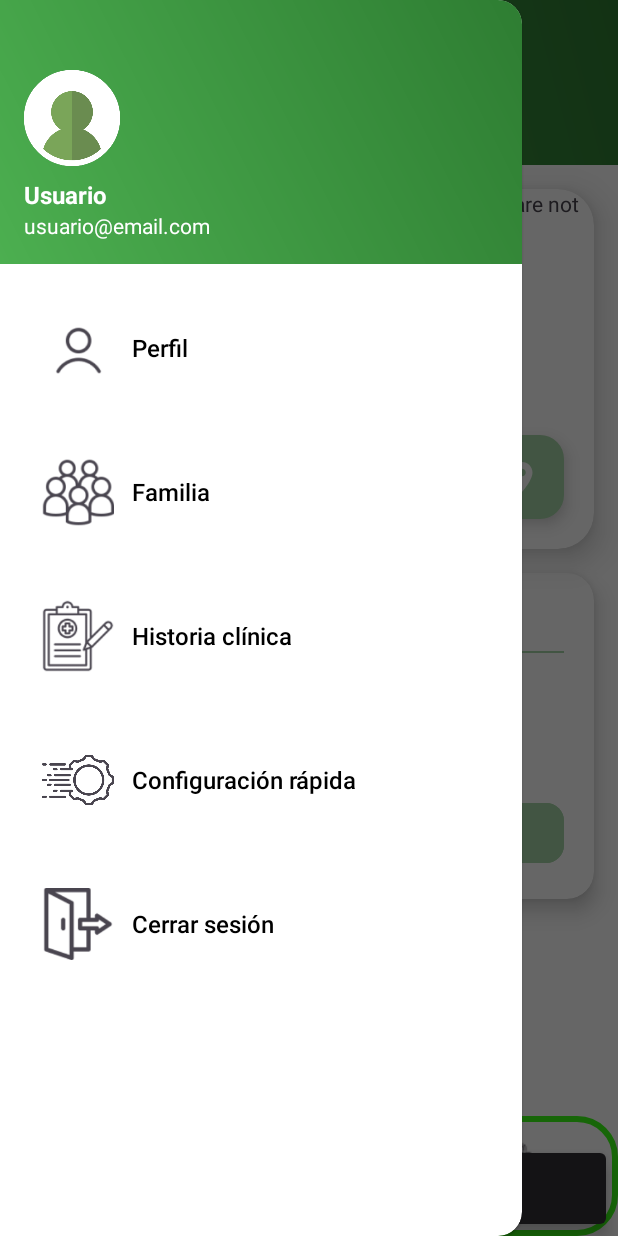
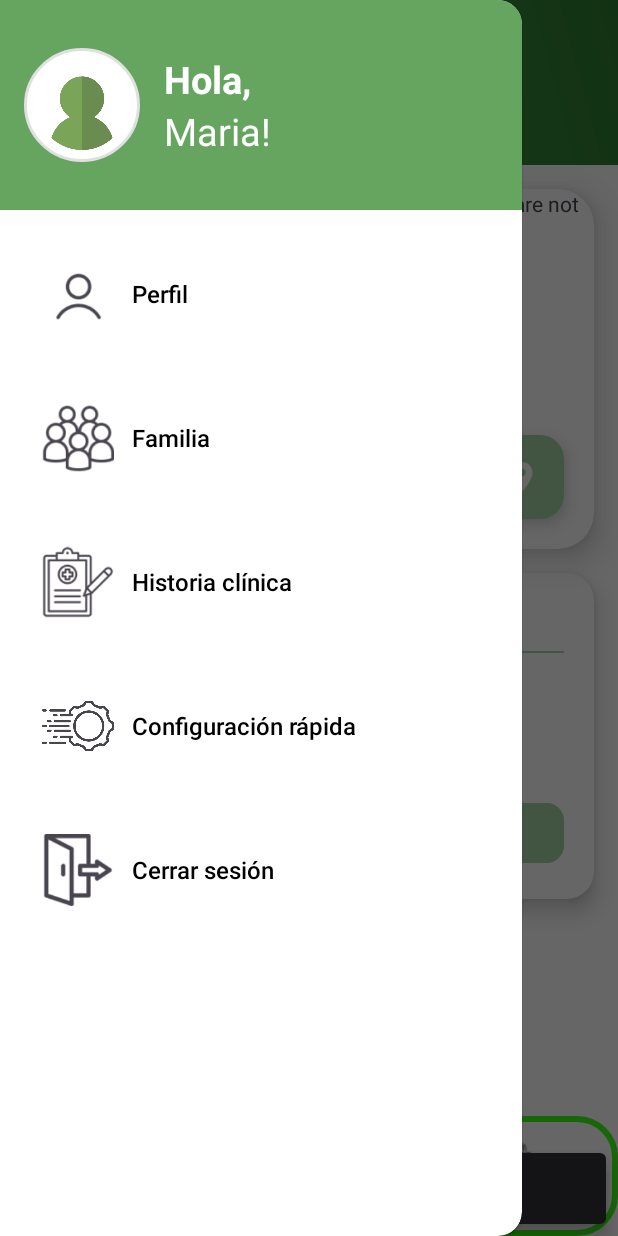
Before and after one commit to Nero105/Senva, an Android app: the HomeActivity screen opened directly, with no data from a screen before it, in the side drawer, after a tap on "Familia", on a phone screen of 412 x 824 dp. Run offline under Robolectric (Android 15) with nearby library versions, the phone set to English and light mode, and no system bars; our stand-ins replace CircleImageView, Firebase (no records; nobody signed in at launch, a user with empty details on screens opened directly).

Commit message:
Estilo de mantener presionado el boton terminado

```diff
--- a/app/src/main/java/com/example/senva/HomeActivity.kt
+++ b/app/src/main/java/com/example/senva/HomeActivity.kt
@@ -74,6 +74,22 @@ class HomeActivity : AppCompatActivity() {
                 else -> false
             }
         }
+
+        val drawerLayout = findViewById<androidx.drawerlayout.widget.DrawerLayout>(R.id.drawer_layout)
+        val navigationView = findViewById<com.google.android.material.navigation.NavigationView>(R.id.navigation_view)
+        navigationView.setNavigationItemSelectedListener { menuItem ->
+            when (menuItem.itemId) {
+                R.id.itemCerrarSesion -> {
+                    borrar_sesion()
+                    val intent = Intent(this, LoginActivity::class.java)
+                    intent.flags = Intent.FLAG_ACTIVITY_NEW_TASK or Intent.FLAG_ACTIVITY_CLEAR_TASK
+                    startActivity(intent)
+                    finish()
+                    true
+                }
+                else -> false
+            }
+        }
     }
 
     private fun borrar_sesion() {
--- /dev/null
+++ b/app/src/main/res/drawable/drawer_item_background.xml
@@ -0,0 +1,6 @@
+<?xml version="1.0" encoding="utf-8"?>
+<selector xmlns:android="http://schemas.android.com/apk/res/android">
+    <item android:drawable="@android:color/transparent" android:state_checked="false" android:state_pressed="false"/>
+    <item android:drawable="@color/drawer_item_pressed" android:state_pressed="true"/>
+    <item android:drawable="@color/drawer_item_pressed" android:state_checked="true"/>
+</selector>
--- /dev/null
+++ b/app/src/main/res/drawable/ic_cerrar_sesion_selector.xml
@@ -0,0 +1,6 @@
+<?xml version="1.0" encoding="utf-8"?>
+<selector xmlns:android="http://schemas.android.com/apk/res/android">
+    <item android:drawable="@drawable/ic_cerrar_sesion_cam" android:state_checked="true"/>
+    <item android:drawable="@drawable/ic_cerrar_sesion_cam" android:state_pressed="true"/>
+    <item android:drawable="@drawable/ic_cerrar_sesion"/>
+</selector>
--- /dev/null
+++ b/app/src/main/res/drawable/ic_config_selector.xml
@@ -0,0 +1,6 @@
+<?xml version="1.0" encoding="utf-8"?>
+<selector xmlns:android="http://schemas.android.com/apk/res/android">
+    <item android:drawable="@drawable/ic_config_cam" android:state_checked="true"/>
+    <item android:drawable="@drawable/ic_config_cam" android:state_pressed="true"/>
+    <item android:drawable="@drawable/ic_configuracion_rapida"/>
+</selector>
--- /dev/null
+++ b/app/src/main/res/drawable/ic_familia_selector.xml
@@ -0,0 +1,6 @@
+<?xml version="1.0" encoding="utf-8"?>
+<selector xmlns:android="http://schemas.android.com/apk/res/android">
+    <item android:drawable="@drawable/ic_familia_cam" android:state_checked="true"/>
+    <item android:drawable="@drawable/ic_familia_cam" android:state_pressed="true"/>
+    <item android:drawable="@drawable/ic_familia"/>
+</selector>
--- /dev/null
+++ b/app/src/main/res/drawable/ic_hc_selector.xml
@@ -0,0 +1,6 @@
+<?xml version="1.0" encoding="utf-8"?>
+<selector xmlns:android="http://schemas.android.com/apk/res/android">
+    <item android:drawable="@drawable/ic_hc_cam" android:state_checked="true"/>
+    <item android:drawable="@drawable/ic_hc_cam" android:state_pressed="true"/>
+    <item android:drawable="@drawable/ic_historia_clinica"/>
+</selector>
--- /dev/null
+++ b/app/src/main/res/drawable/ic_perfil_selector.xml
@@ -0,0 +1,6 @@
+<?xml version="1.0" encoding="utf-8"?>
+<selector xmlns:android="http://schemas.android.com/apk/res/android">
+    <item android:drawable="@drawable/ic_perfil_cam" android:state_checked="true"/>
+    <item android:drawable="@drawable/ic_perfil_cam" android:state_pressed="true"/>
+    <item android:drawable="@drawable/ic_perfil2"/>
+</selector>
--- a/app/src/main/res/layout/activity_home.xml
+++ b/app/src/main/res/layout/activity_home.xml
@@ -42,6 +42,7 @@
         app:itemMinHeight="140dp"
         app:itemTextAppearance="@style/DrawerMenuItemText"
         app:itemVerticalPadding="24dp"
-        app:itemIconSize="48dp" />
+        app:itemIconSize="48dp"
+        app:itemBackground="@drawable/drawer_item_background" />
 
 </androidx.drawerlayout.widget.DrawerLayout>
--- a/app/src/main/res/layout/nav_header.xml
+++ b/app/src/main/res/layout/nav_header.xml
@@ -1,32 +1,46 @@
 <?xml version="1.0" encoding="utf-8"?>
 <LinearLayout xmlns:android="http://schemas.android.com/apk/res/android"
     android:layout_width="match_parent"
-    android:layout_height="176dp"
-    android:background="@drawable/bg_header_gradient"
-    android:gravity="bottom"
-    android:orientation="vertical"
-    android:padding="16dp">
+    android:layout_height="140dp"
+    android:background="#65a55f"
+    android:orientation="horizontal"
+    android:gravity="center_vertical"
+    android:paddingStart="16dp"
+    android:paddingEnd="16dp">
 
     <ImageView
-        android:layout_width="64dp"
-        android:layout_height="64dp"
-        android:src="@drawable/userdefault"
+        android:id="@+id/imgDrawerUser"
+        android:layout_width="77dp"
+        android:layout_height="76dp"
+        android:layout_marginEnd="16dp"
         android:background="@drawable/circle_background"
-        android:layout_marginBottom="8dp" />
+        android:padding="4dp"
+        android:src="@drawable/userdefault" />
 
-    <TextView
-        android:layout_width="match_parent"
+    <LinearLayout
+        android:layout_width="wrap_content"
         android:layout_height="wrap_content"
-        android:text="Usuario"
-        android:textColor="@android:color/white"
-        android:textSize="16sp"
-        android:textStyle="bold" />
+        android:orientation="vertical">
 
-    <TextView
-        android:layout_width="match_parent"
-        android:layout_height="wrap_content"
-        android:text="usuario@email.com"
-        android:textColor="@android:color/white"
-        android:textSize="14sp" />
+        <TextView
+            android:id="@+id/tvDrawerSaludo"
+            android:layout_width="wrap_content"
+            android:layout_height="wrap_content"
+            android:text="Hola,"
+            android:textColor="#fff"
+            android:textSize="25sp"
+            android:textStyle="bold"
+            android:fontFamily="sans-serif" />
+
+        <TextView
+            android:id="@+id/tvDrawerNombre"
+            android:layout_width="wrap_content"
+            android:layout_height="wrap_content"
+            android:text="Maria!"
+            android:textColor="#fff"
+            android:textSize="25sp"
+            android:textStyle="normal"
+            android:fontFamily="sans-serif" />
+    </LinearLayout>
 
 </LinearLayout>
--- a/app/src/main/res/menu/drawer_menu.xml
+++ b/app/src/main/res/menu/drawer_menu.xml
@@ -2,22 +2,22 @@
 <menu xmlns:android="http://schemas.android.com/apk/res/android">
     <item
         android:id="@+id/itemPerfil"
-        android:icon="@drawable/ic_perfil2"
+        android:icon="@drawable/ic_perfil_selector"
         android:title="Perfil" />
     <item
         android:id="@+id/itemFamilia"
-        android:icon="@drawable/ic_familia"
+        android:icon="@drawable/ic_familia_selector"
         android:title="Familia" />
     <item
         android:id="@+id/itemHistoriaClinica"
-        android:icon="@drawable/ic_historia_clinica"
+        android:icon="@drawable/ic_hc_selector"
         android:title="Historia clínica" />
     <item
         android:id="@+id/itemConfiguracionRapida"
-        android:icon="@drawable/ic_configuracion_rapida"
+        android:icon="@drawable/ic_config_selector"
         android:title="Configuración rápida" />
     <item
         android:id="@+id/itemCerrarSesion"
-        android:icon="@drawable/ic_cerrar_sesion"
+        android:icon="@drawable/ic_cerrar_sesion_selector"
         android:title="Cerrar sesión" />
 </menu>
--- a/app/src/main/res/values/colors.xml
+++ b/app/src/main/res/values/colors.xml
@@ -13,4 +13,5 @@
     <color name="verde_claro">#A5D6A7</color>
     <color name="purple_500">#6200EE</color>
     <color name="drawer_item_background">@android:color/transparent</color>
+    <color name="drawer_item_pressed">#c4dfb0</color>
 </resources>
--- a/app/src/main/res/values/styles.xml
+++ b/app/src/main/res/values/styles.xml
@@ -13,6 +13,10 @@
         <item name="android:textColor">@color/black</item>
         <item name="android:textSize">16sp</item>
         <item name="android:padding">16dp</item>
+    </style>
+
+    <style name="DrawerMenuItemBackground">
+        <item name="android:background">@drawable/drawer_item_background</item>
     </style>
 
     <style name="ShapeAppearanceOverlay.Circle" parent="">
```
Also changed, not shown: app/src/main/res/drawable/ic_cerrar_sesion_cam.png (added), app/src/main/res/drawable/ic_config_cam.png (added), app/src/main/res/drawable/ic_familia_cam.png (added), app/src/main/res/drawable/ic_hc_cam.png (added), app/src/main/res/drawable/ic_perfil_cam.png (added).
